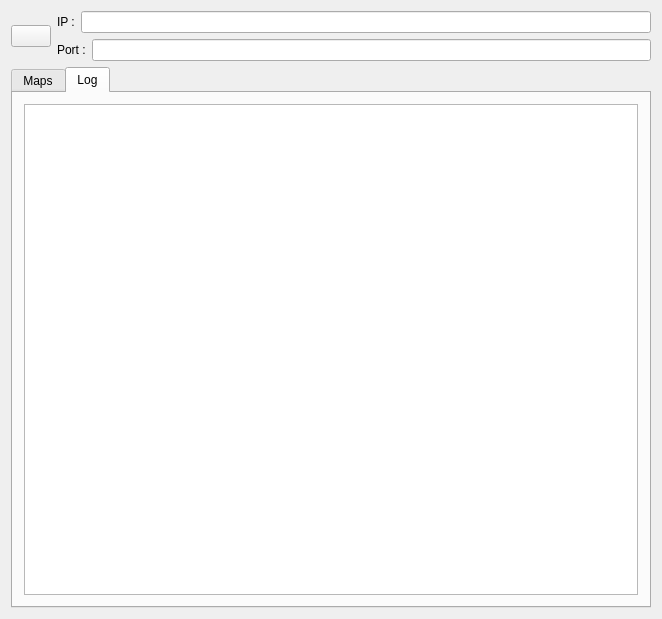
First picture: the form in src/FormFiles/MainForm.ui, repository arennuit/iisuoscbridge, before the edit.
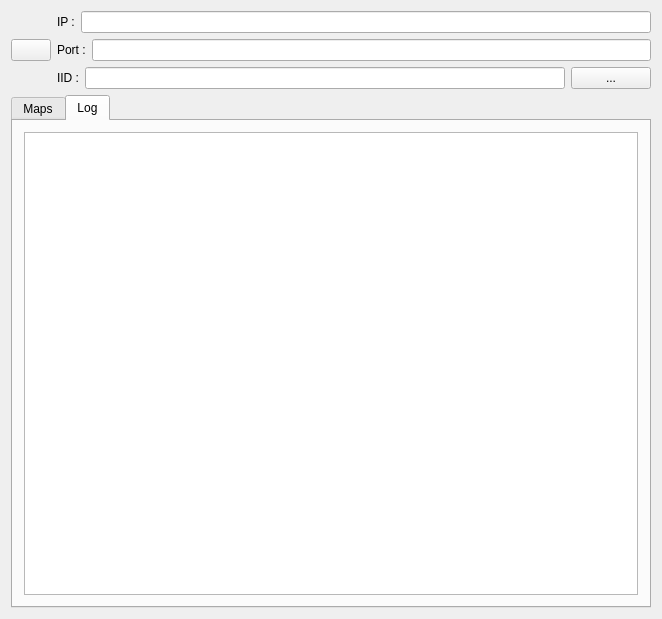
Second picture: the form after the edit. Icons and pictures are not drawn.

Patch:
```diff
--- a/src/FormFiles/MainForm.ui
+++ b/src/FormFiles/MainForm.ui
@@ -668,6 +668,27 @@
           </item>
          </layout>
         </item>
+        <item>
+         <layout class="QHBoxLayout" name="horizontalLayout_4">
+          <item>
+           <widget class="QLabel" name="label_5">
+            <property name="text">
+             <string>IID :</string>
+            </property>
+           </widget>
+          </item>
+          <item>
+           <widget class="QLineEdit" name="m_iidFilePathEdit"/>
+          </item>
+          <item>
+           <widget class="QPushButton" name="m_iidFilePathButton">
+            <property name="text">
+             <string>...</string>
+            </property>
+           </widget>
+          </item>
+         </layout>
+        </item>
        </layout>
       </item>
      </layout>
```
